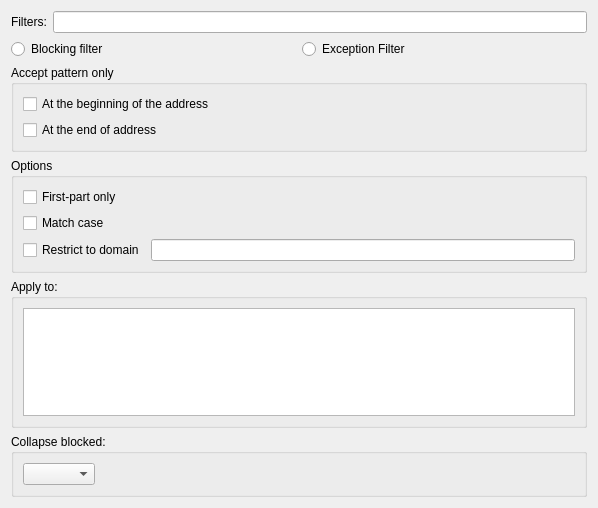
Qt form messageviewer/adblock/ui/adblockcreatefilterwidget.ui (KDE/kdepim) before a commit.
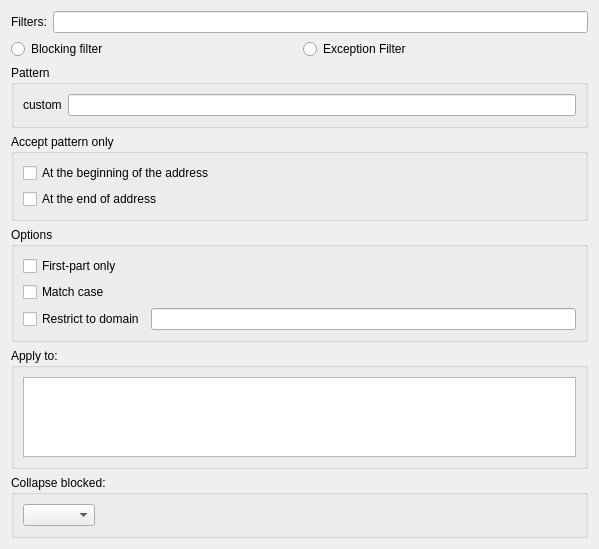
The same form after that commit.

Commit message: Allow to customize pattern

What changed in the file:
```diff
--- a/messageviewer/adblock/ui/adblockcreatefilterwidget.ui
+++ b/messageviewer/adblock/ui/adblockcreatefilterwidget.ui
@@ -6,8 +6,8 @@
    <rect>
     <x>0</x>
     <y>0</y>
-    <width>598</width>
-    <height>508</height>
+    <width>599</width>
+    <height>549</height>
    </rect>
   </property>
   <layout class="QVBoxLayout" name="verticalLayout_3">
@@ -47,6 +47,29 @@
      </item>
     </layout>
    </item>
+   <item>
+    <widget class="QGroupBox" name="groupBox_5">
+     <property name="title">
+      <string>Pattern</string>
+     </property>
+     <layout class="QHBoxLayout" name="horizontalLayout_5">
+      <item>
+       <layout class="QHBoxLayout" name="horizontalLayout_4">
+        <item>
+         <widget class="QLabel" name="label_2">
+          <property name="text">
+           <string>custom</string>
+          </property>
+         </widget>
+        </item>
+        <item>
+         <widget class="QLineEdit" name="filtercustom"/>
+        </item>
+       </layout>
+      </item>
+     </layout>
+    </widget>
+   </item>
    <item>
     <widget class="QGroupBox" name="groupBox">
      <property name="title">
```
The commit also changes 1 other file.
